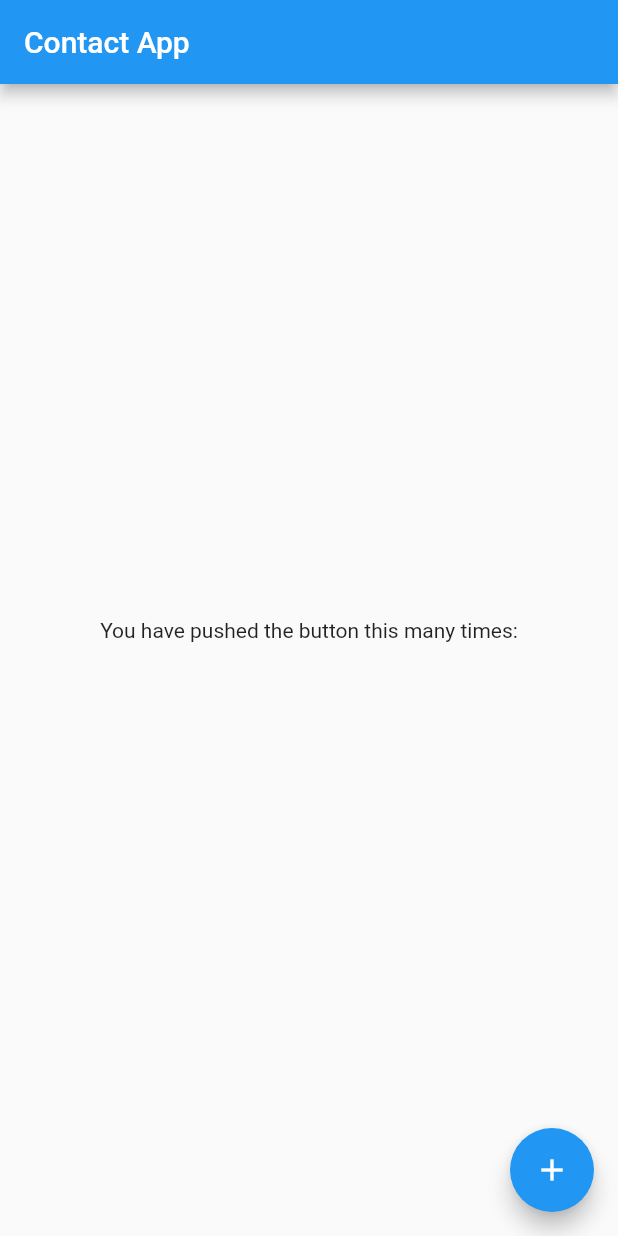
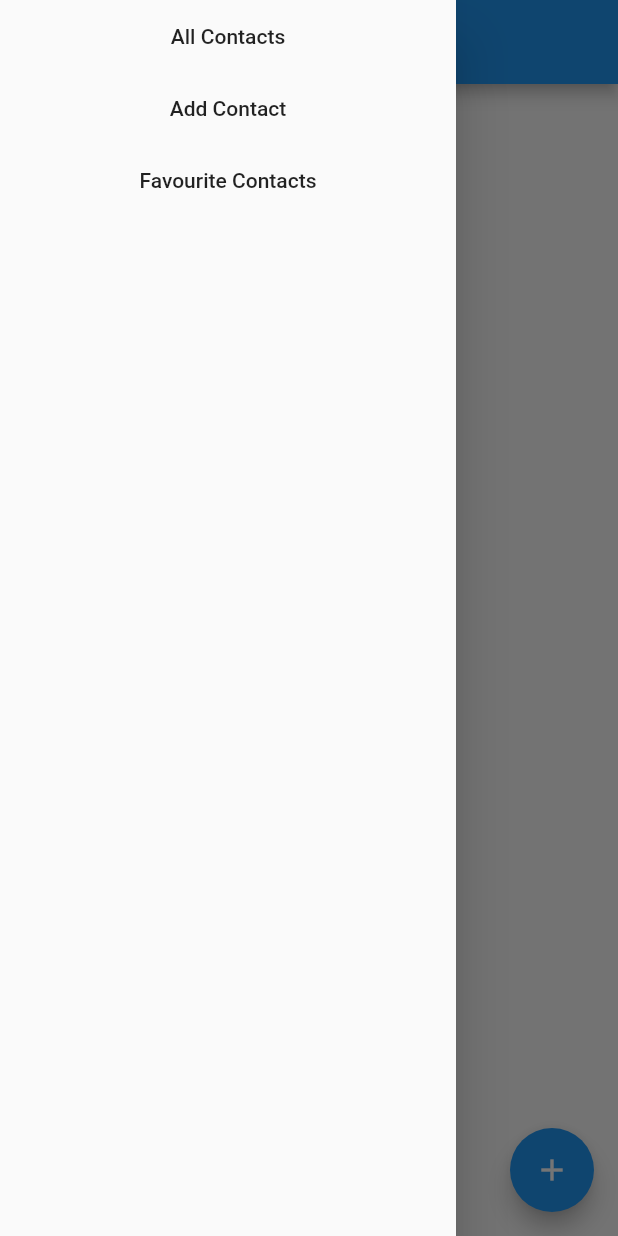
Before and after one commit to akashandroid90/contact_app, a Flutter app: the screen it shows after launch, with the side drawer open (before the commit the screen has no drawer), on a phone screen of 412 x 824 dp. Run offline on Flutter 3.47's test engine with Material 2 defaults, Android fonts, the phone set to English and light mode, and no system bars; our stand-ins replace contacts_service, flutter_bloc.

Commit message:
app structure setup

```diff
--- /dev/null
+++ b/lib/bloc/contact_bloc.dart
@@ -0,0 +1,14 @@
+import 'package:contactapp/state/contact_state.dart';
+import 'package:flutter_bloc/flutter_bloc.dart';
+
+class ContactBloc extends Bloc<dynamic, ContactState> {
+  @override
+  get initialState => ContactState();
+
+  @override
+  Stream<ContactState> mapEventToState(event) async* {
+    yield ContactState();
+  }
+
+  void fetchContacts() {}
+}
--- /dev/null
+++ b/lib/bloc/home_bloc.dart
@@ -0,0 +1,29 @@
+import 'package:contactapp/constants/app_constants.dart';
+import 'package:contactapp/state/home_state.dart';
+import 'package:flutter_bloc/flutter_bloc.dart';
+
+class HomeBloc extends Bloc<HomeState, HomeState> {
+  @override
+  // TODO: implement initialState
+  HomeState get initialState => HomeState(
+      screen: ScreenConstants.CONTACT_LIST_SCREEN,
+      title: StringConstants.CONTACT_LIST);
+
+  @override
+  Stream<HomeState> mapEventToState(event) async* {
+    yield event;
+  }
+
+  void updateTitle(String title) {
+    add(HomeState(screen: state.screen, title: title));
+  }
+
+  void updateScreen(String screen) {
+    add(HomeState(
+        screen: ScreenConstants.CONTACT_LIST_SCREEN, title: state.title));
+  }
+
+  void updateData(String screen, String title) {
+    add(HomeState(title: title, screen: screen));
+  }
+}
--- /dev/null
+++ b/lib/constants/app_constants.dart
@@ -0,0 +1,19 @@
+class ScreenConstants {
+  ScreenConstants._();
+
+  static const String CONTACT_LIST_SCREEN = "contact_list_screen";
+  static const String UPDATE_CONTACT_SCREEN = "update_screen";
+  static const String ADD_CONTACT_SCREEN = "add_screen";
+  static const String FAVOURITE_CONTACT_LIST_SCREEN =
+      "favourite_contact_list_screen";
+}
+
+class StringConstants {
+  StringConstants._();
+
+  static const All_CONTACTS = "All Contacts";
+  static const ADD_CONTACT = "Add Contact";
+  static const UPDATE_CONTACT = "Update Contact";
+  static const FAVOURITE_CONTACTS = "Favourite Contacts";
+  static const CONTACT_LIST = "Contact List";
+}
--- a/lib/main.dart
+++ b/lib/main.dart
@@ -1,3 +1,4 @@
+import 'package:contactapp/pages/my_home_page.dart';
 import 'package:flutter/material.dart';
 
 void main() {
@@ -13,46 +14,7 @@ class MyApp extends StatelessWidget {
         primarySwatch: Colors.blue,
         visualDensity: VisualDensity.adaptivePlatformDensity,
       ),
-      home: MyHomePage(title: 'Contact App'),
+      home: MyHomePage(),
     );
   }
 }
-
-class MyHomePage extends StatefulWidget {
-  MyHomePage({Key key, this.title}) : super(key: key);
-
-  final String title;
-
-  @override
-  _MyHomePageState createState() => _MyHomePageState();
-}
-
-class _MyHomePageState extends State<MyHomePage> {
-  @override
-  Widget build(BuildContext context) {
-    return Scaffold(
-      appBar: AppBar(
-        title: Text(widget.title),
-      ),
-      body: Center(
-        child: Column(
-          mainAxisAlignment: MainAxisAlignment.center,
-          children: <Widget>[
-            Text(
-              'You have pushed the button this many times:',
-            ),
-            Text(
-              '',
-              style: Theme.of(context).textTheme.headline4,
-            ),
-          ],
-        ),
-      ),
-      floatingActionButton: FloatingActionButton(
-        onPressed: () => {},
-        tooltip: 'Increment',
-        child: Icon(Icons.add),
-      ),
-    );
-  }
-}
--- /dev/null
+++ b/lib/model/app_contact.dart
@@ -0,0 +1,5 @@
+import 'package:contacts_service/contacts_service.dart';
+
+class AppContact extends Contact {
+  bool favorite;
+}
--- /dev/null
+++ b/lib/pages/add_contact.dart
@@ -0,0 +1,10 @@
+import 'package:contactapp/constants/app_constants.dart';
+import 'package:contactapp/widget/screen_message.dart';
+import 'package:flutter/material.dart';
+
+class AddContactPage extends StatelessWidget {
+  @override
+  Widget build(BuildContext context) {
+    return ScreenMessage(StringConstants.ADD_CONTACT);
+  }
+}
--- /dev/null
+++ b/lib/pages/contact_list.dart
@@ -0,0 +1,38 @@
+import 'package:contactapp/bloc/contact_bloc.dart';
+import 'package:contactapp/constants/app_constants.dart';
+import 'package:contactapp/widget/screen_message.dart';
+import 'package:flutter/material.dart';
+import 'package:flutter_bloc/flutter_bloc.dart';
+
+class ListPage extends StatelessWidget {
+  final bool showFav;
+
+  ListPage({this.showFav = false});
+
+  @override
+  Widget build(BuildContext context) {
+    final todoList = BlocProvider.of<ContactBloc>(context).state.contactList;
+    return todoList.length > 0
+        ? ListView.builder(
+            itemCount: todoList.length,
+            itemBuilder: (BuildContext context, int index) {
+              final contact = todoList[index];
+              return Card(
+                color: Colors.white,
+                elevation: 2.0,
+                child: ListTile(
+                  leading: CircleAvatar(
+                    backgroundImage: MemoryImage(contact.avatar),
+                  ),
+                  title: Text(
+                    contact.displayName,
+                    style: TextStyle(fontWeight: FontWeight.bold),
+                  ),
+                ),
+              );
+            })
+        : ScreenMessage(showFav
+            ? StringConstants.FAVOURITE_CONTACTS
+            : StringConstants.CONTACT_LIST);
+  }
+}
--- /dev/null
+++ b/lib/pages/my_home_page.dart
@@ -0,0 +1,118 @@
+import 'package:contactapp/bloc/contact_bloc.dart';
+import 'package:contactapp/bloc/home_bloc.dart';
+import 'package:contactapp/constants/app_constants.dart';
+import 'package:contactapp/pages/add_contact.dart';
+import 'package:contactapp/pages/contact_list.dart';
+import 'package:contactapp/pages/update_contact.dart';
+import 'package:contactapp/state/home_state.dart';
+import 'package:flutter/material.dart';
+import 'package:flutter_bloc/flutter_bloc.dart';
+
+class MyHomePage extends StatefulWidget {
+  @override
+  _MyHomePageState createState() => _MyHomePageState();
+}
+
+class _MyHomePageState extends State<MyHomePage> {
+  final _homeBloc = HomeBloc();
+  final _contactBloc = ContactBloc();
+
+  @override
+  void initState() {
+    _contactBloc.fetchContacts();
+    super.initState();
+  }
+
+  Widget _buildSideDrawer() {
+    return Drawer(
+      child: Column(
+        children: <Widget>[
+          FlatButton(
+              child: Text(StringConstants.All_CONTACTS),
+              onPressed: () => {
+                    _homeBloc.updateData(ScreenConstants.CONTACT_LIST_SCREEN,
+                        StringConstants.CONTACT_LIST),
+                    Navigator.pop(context),
+                  }),
+          FlatButton(
+              child: Text(StringConstants.ADD_CONTACT),
+              onPressed: () => {
+                    _homeBloc.updateData(ScreenConstants.ADD_CONTACT_SCREEN,
+                        StringConstants.ADD_CONTACT),
+                    Navigator.pop(context),
+                  }),
+          FlatButton(
+              child: Text(StringConstants.FAVOURITE_CONTACTS),
+              onPressed: () => {
+                    _homeBloc.updateData(
+                        ScreenConstants.FAVOURITE_CONTACT_LIST_SCREEN,
+                        StringConstants.FAVOURITE_CONTACTS),
+                    Navigator.pop(context),
+                  })
+        ],
+      ),
+    );
+  }
+
+  Widget _buildHomeBody() {
+    return BlocBuilder(
+        bloc: _homeBloc,
+        builder: (BuildContext context, HomeState state) {
+          return state.screen == ScreenConstants.ADD_CONTACT_SCREEN
+              ? AddContactPage()
+              : state.screen == ScreenConstants.UPDATE_CONTACT_SCREEN
+                  ? UpdateContactPage()
+                  : BlocProvider<ContactBloc>(
+                      create: (_) => _contactBloc,
+                      child: ListPage(
+                          showFav: state.screen ==
+                              ScreenConstants.FAVOURITE_CONTACT_LIST_SCREEN));
+        });
+  }
+
+  Widget _buildAppBar() {
+    return AppBar(
+      centerTitle: true,
+      title: BlocBuilder(
+          bloc: _homeBloc,
+          builder: (BuildContext context, HomeState state) {
+            return Text(state.title);
+          }),
+    );
+  }
+
+  Widget _buildFloatingButton() {
+    return BlocBuilder(
+        bloc: _homeBloc,
+        builder: (BuildContext context, HomeState state) {
+          return Visibility(
+            visible: state.screen == ScreenConstants.CONTACT_LIST_SCREEN,
+            child: FloatingActionButton(
+              onPressed: () => {},
+              tooltip: StringConstants.ADD_CONTACT,
+              child: Icon(Icons.add),
+            ),
+          );
+        });
+  }
+
+  @override
+  Widget build(BuildContext context) {
+    return BlocProvider<HomeBloc>(
+      create: (_) => _homeBloc,
+      child: Scaffold(
+        drawer: SafeArea(child: _buildSideDrawer()),
+        appBar: _buildAppBar(),
+        body: _buildHomeBody(),
+        floatingActionButton: _buildFloatingButton(),
+      ),
+    );
+  }
+
+  @override
+  void dispose() {
+    _contactBloc.close();
+    _homeBloc.close();
+    super.dispose();
+  }
+}
--- /dev/null
+++ b/lib/pages/update_contact.dart
@@ -0,0 +1,10 @@
+import 'package:contactapp/constants/app_constants.dart';
+import 'package:contactapp/widget/screen_message.dart';
+import 'package:flutter/material.dart';
+
+class UpdateContactPage extends StatelessWidget {
+  @override
+  Widget build(BuildContext context) {
+    return ScreenMessage(StringConstants.UPDATE_CONTACT);
+  }
+}
--- /dev/null
+++ b/lib/state/contact_state.dart
@@ -0,0 +1,5 @@
+import 'package:contactapp/model/app_contact.dart';
+
+class ContactState {
+  List<AppContact> contactList = [];
+}
--- /dev/null
+++ b/lib/state/home_state.dart
@@ -0,0 +1,6 @@
+class HomeState {
+  final String title;
+  final String screen;
+
+  HomeState({this.title, this.screen});
+}
--- /dev/null
+++ b/lib/widget/screen_message.dart
@@ -0,0 +1,14 @@
+import 'package:flutter/material.dart';
+
+class ScreenMessage extends StatelessWidget {
+  final String message;
+
+  ScreenMessage(this.message);
+
+  @override
+  Widget build(BuildContext context) {
+    return Center(
+      child: Text(message),
+    );
+  }
+}
--- a/pubspec.yaml
+++ b/pubspec.yaml
@@ -28,6 +28,10 @@ dependencies:
   # The following adds the Cupertino Icons font to your application.
   # Use with the CupertinoIcons class for iOS style icons.
   cupertino_icons: ^0.1.3
+  flutter_bloc: ^4.0.0
+  contacts_service: ^0.4.6
+  permission_handler: ^5.0.0+hotfix.6
+  sqflite: ^1.3.0+1
 
 dev_dependencies:
   flutter_test:
```
Also changed, not shown: pubspec.lock, 4 other files.
